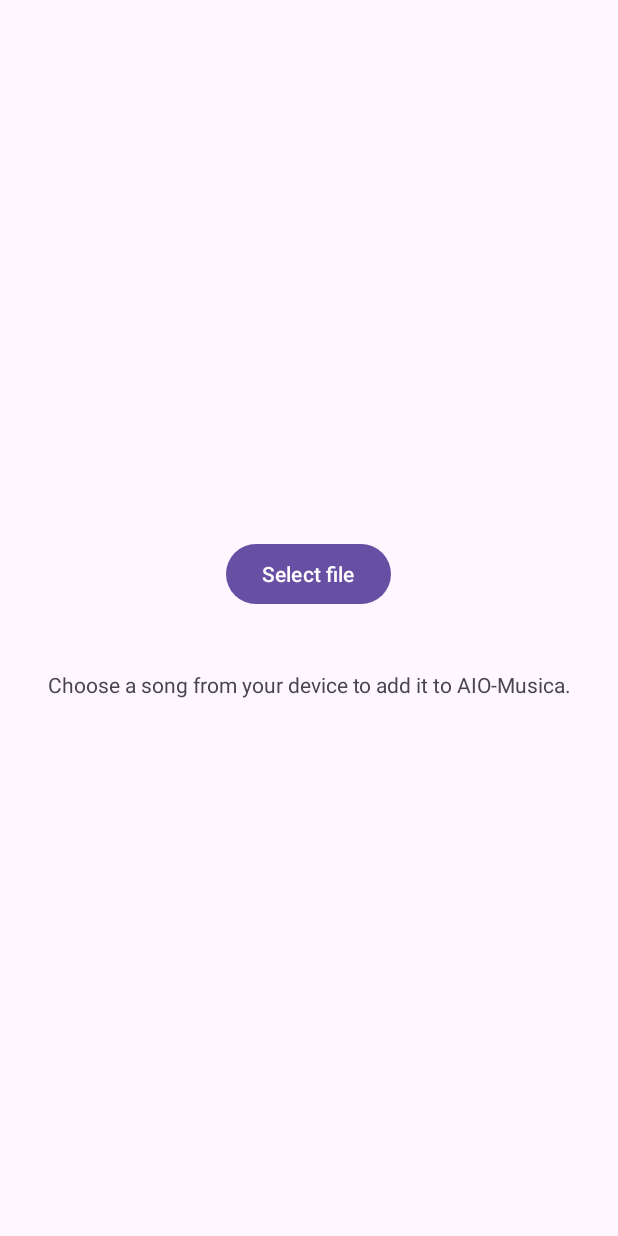
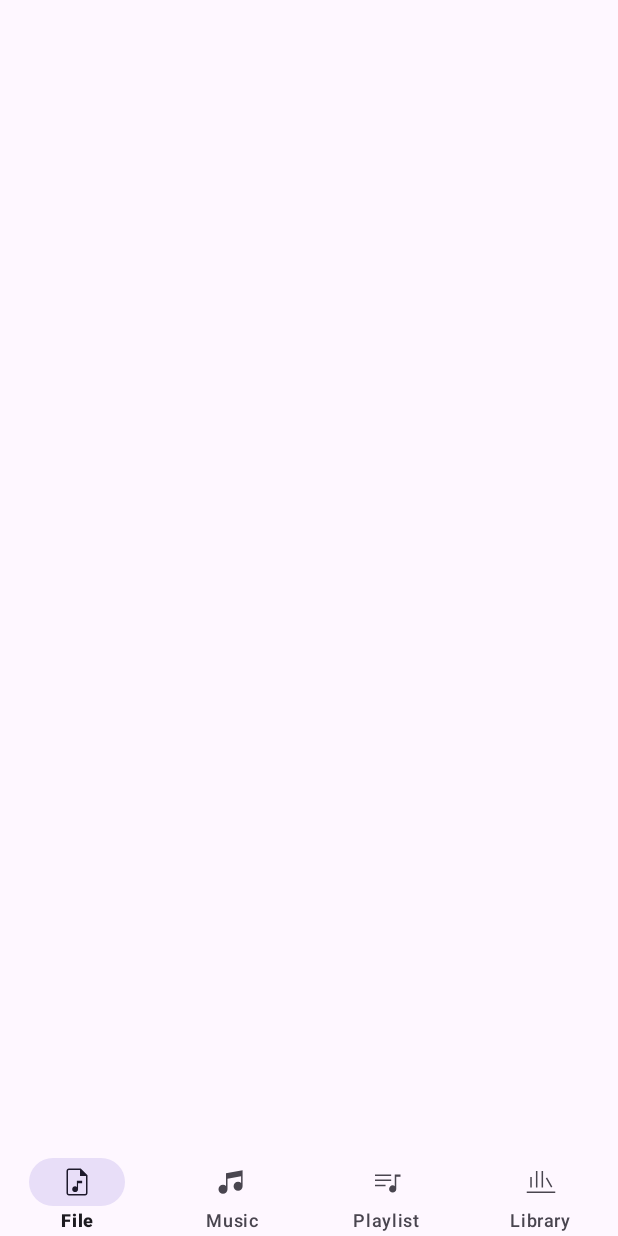
Before and after one commit to Vi-Adhikary-GMU/AIO-Musica, an Android app: the layout activity_main.xml on its own in the app's theme, with its tools: preview values and no code run, on a phone screen of 412 x 824 dp. Run offline under Robolectric (Android 15) with nearby library versions, the phone set to English and light mode, and no system bars.

Commit message:
modified main activity layout with the fragment container and the bottom navigation

```diff
--- a/app/src/main/res/layout/activity_main.xml
+++ b/app/src/main/res/layout/activity_main.xml
@@ -1,55 +1,32 @@
 <?xml version="1.0" encoding="utf-8"?>
-<androidx.constraintlayout.widget.ConstraintLayout xmlns:android="http://schemas.android.com/apk/res/android"
+<androidx.constraintlayout.widget.ConstraintLayout
+    xmlns:android="http://schemas.android.com/apk/res/android"
     xmlns:app="http://schemas.android.com/apk/res-auto"
     xmlns:tools="http://schemas.android.com/tools"
     android:id="@+id/main"
     android:layout_width="match_parent"
     android:layout_height="match_parent"
     tools:context=".MainActivity">
-
-    <LinearLayout
+    <FrameLayout
+        android:id="@+id/fragmentContainer"
+        android:layout_width="0dp"
+        android:layout_height="0dp"
+        app:layout_constraintTop_toTopOf="parent"
+        app:layout_constraintBottom_toTopOf="@id/bottomNavigation"
+        app:layout_constraintStart_toStartOf="parent"
+        app:layout_constraintEnd_toEndOf="parent" />
+    <com.google.android.material.bottomnavigation.BottomNavigationView
+        android:id="@+id/bottomNavigation"
         android:layout_width="0dp"
         android:layout_height="wrap_content"
-        android:layout_marginStart="24dp"
-        android:layout_marginEnd="24dp"
-        android:gravity="center_horizontal"
-        android:orientation="vertical"
+        android:minHeight="64dp"
+        app:itemPaddingTop="12dp"
+        app:itemPaddingBottom="6dp"
+        app:menu="@menu/navigation_bar"
+        app:labelVisibilityMode="labeled"
+        app:backgroundTint="?attr/colorSurface"
+        app:elevation="0dp"
         app:layout_constraintBottom_toBottomOf="parent"
-        app:layout_constraintEnd_toEndOf="parent"
         app:layout_constraintStart_toStartOf="parent"
-        app:layout_constraintTop_toTopOf="parent">
-
-        <com.google.android.material.button.MaterialButton
-            android:id="@+id/selectFileButton"
-            android:layout_width="wrap_content"
-            android:layout_height="wrap_content"
-            android:text="@string/select_file" />
-
-        <com.google.android.material.progressindicator.LinearProgressIndicator
-            android:id="@+id/uploadProgress"
-            android:layout_width="match_parent"
-            android:layout_height="wrap_content"
-            android:layout_marginTop="24dp"
-            android:max="100"
-            android:visibility="invisible" />
-
-        <TextView
-            android:id="@+id/statusText"
-            android:layout_width="wrap_content"
-            android:layout_height="wrap_content"
-            android:layout_marginTop="12dp"
-            android:gravity="center"
-            android:text="@string/status_idle" />
-
-        <com.google.android.material.button.MaterialButton
-            android:id="@+id/cancelButton"
-            style="@style/Widget.Material3.Button.TextButton"
-            android:layout_width="wrap_content"
-            android:layout_height="wrap_content"
-            android:layout_marginTop="8dp"
-            android:text="@string/cancel_upload"
-            android:visibility="gone" />
-
-    </LinearLayout>
-
+        app:layout_constraintEnd_toEndOf="parent" />
 </androidx.constraintlayout.widget.ConstraintLayout>
```
